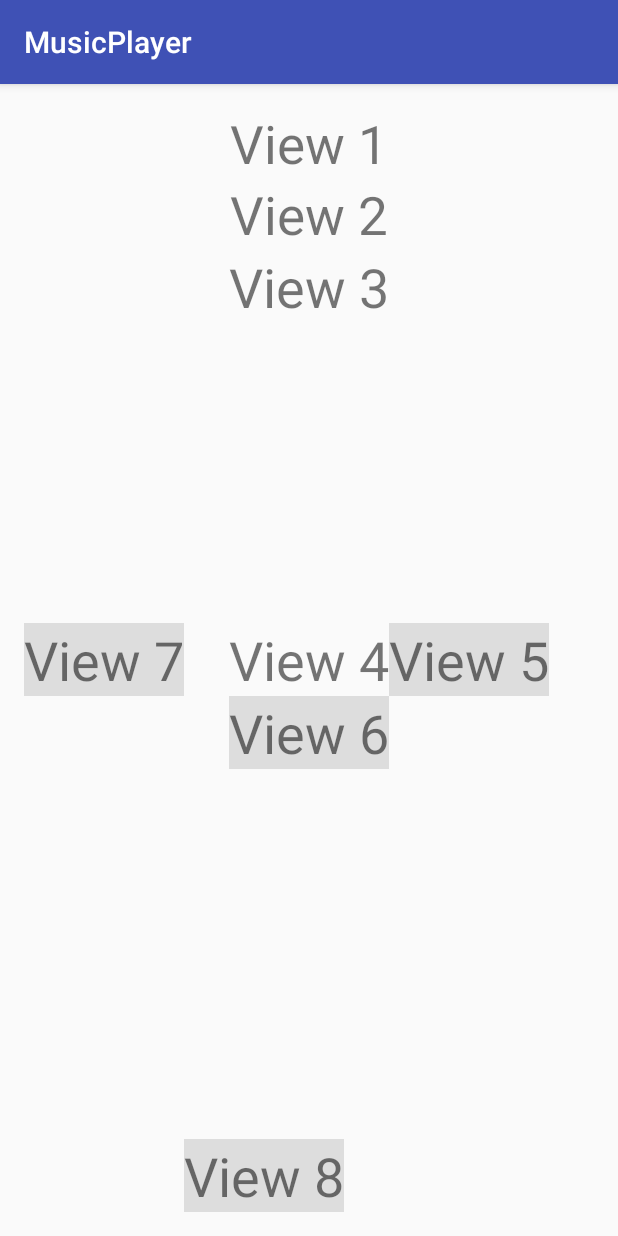
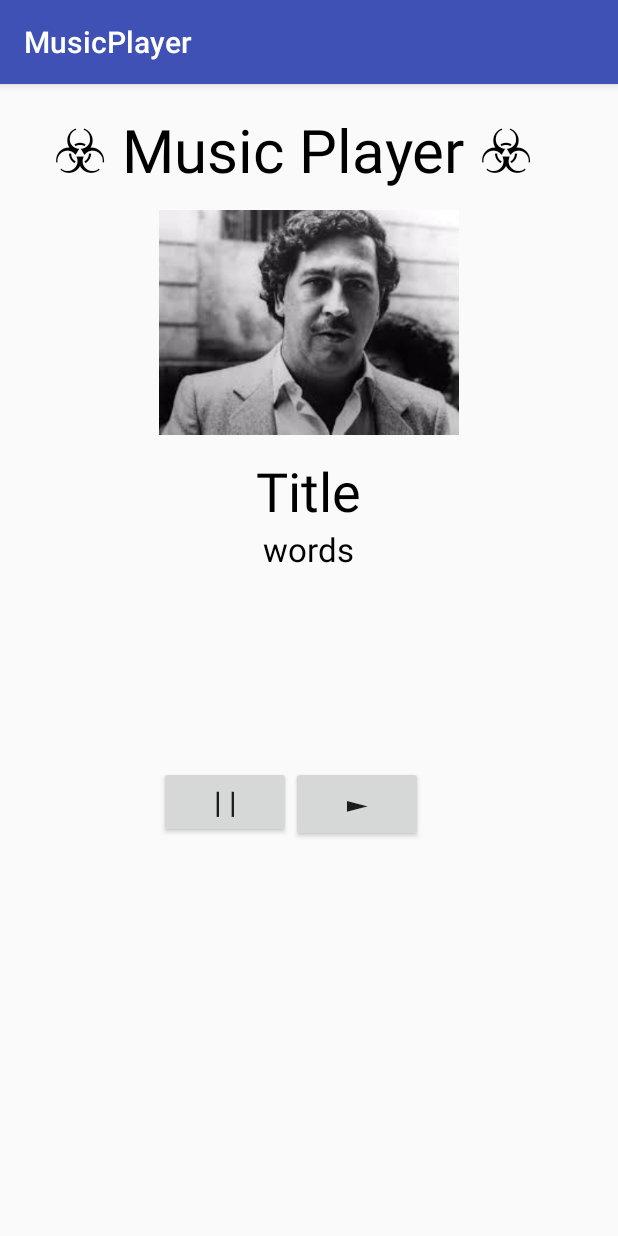
Before and after one commit to NathanHirata19/MusicPlayer, an Android app: the screen it shows after launch (MainActivity), on a phone screen of 412 x 824 dp. Run offline under Robolectric (Android 15) with nearby library versions, the phone set to English and light mode, and no system bars.

Commit message:
the begginging

```diff
--- a/app/src/main/res/layout/activity_main.xml
+++ b/app/src/main/res/layout/activity_main.xml
@@ -10,17 +10,19 @@ android:paddingTop="@dimen/activity_vertical_margin"
 tools:context="com.academy.app.musicplayer.MainActivity">
 <TextView
     android:id="@+id/view1"
+    android:textColor="#000000"
     android:layout_width="wrap_content"
     android:layout_height="wrap_content"
     android:layout_alignParentTop="true"
     android:layout_centerHorizontal="true"
-    android:text="View 1"
-    android:textSize="35sp" />
+    android:text="\u2623 Music Player \u2623  "
+    android:textSize="40sp" />
 
-<TextView
-    android:id="@+id/view2"
-    android:layout_width="wrap_content"
-    android:layout_height="wrap_content"
+<ImageView
+    android:id="@+id/image1"
+    android:src="@drawable/pablo"
+    android:layout_width="200dp"
+    android:layout_height="175dp"
     android:layout_below="@+id/view1"
     android:layout_centerHorizontal="true"
     android:text="View 2"
@@ -30,9 +32,10 @@ tools:context="com.academy.app.musicplayer.MainActivity">
     android:id="@+id/view3"
     android:layout_width="wrap_content"
     android:layout_height="wrap_content"
-    android:layout_below="@+id/view2"
+    android:layout_below="@+id/image1"
+    android:textColor="#000000"
     android:layout_centerHorizontal="true"
-    android:text="View 3"
+    android:text="Title"
     android:textSize="36sp" />
 
 
@@ -41,46 +44,30 @@ tools:context="com.academy.app.musicplayer.MainActivity">
     android:layout_width="wrap_content"
     android:layout_height="wrap_content"
     android:layout_centerInParent="true"
-    android:text="View 4"
-    android:textSize="36sp"/>
+    android:textColor="#000000"
+    android:text="words"
+    android:layout_below="@+id/view3"
+    android:textSize="22sp"/>
 
-<TextView
-    android:id="@+id/view5"
+<Button
+    android:textSize="20sp"
+    android:text="| |"
+    android:id="@+id/button1"
     android:layout_width="wrap_content"
     android:layout_height="wrap_content"
-    android:layout_toRightOf="@id/view4"
-    android:layout_alignTop="@id/view4"
-    android:background="#ddd"
-    android:text="View 5"
-    android:textSize="36sp"/>
+    android:layout_marginTop="130dp"
+    android:layout_marginLeft="90dp"
+    android:layout_below="@+id/view4"
+    />
 
-<TextView
-    android:id="@+id/view6"
-    android:layout_width="wrap_content"
-    android:layout_height="wrap_content"
-    android:layout_below="@id/view4"
-    android:layout_alignLeft="@id/view4"
-    android:background="#ddd"
-    android:text="View 6"
-    android:textSize="36sp"/>
-
-<TextView
-    android:id="@+id/view7"
-    android:layout_width="wrap_content"
-    android:layout_height="wrap_content"
-    android:layout_centerVertical="true"
-    android:layout_alignParentLeft="true"
-    android:background="#ddd"
-    android:text="View 7"
-    android:textSize="36sp"/>
-
-<TextView
-    android:id="@+id/view8"
-    android:layout_width="wrap_content"
-    android:layout_height="wrap_content"
-    android:layout_toRightOf="@id/view7"
-    android:layout_alignParentBottom="true"
-    android:background="#ddd"
-    android:text="View 8"
-    android:textSize="36sp"/>
+    <Button
+        android:textSize="22sp"
+        android:id="@+id/button2"
+        android:layout_width="wrap_content"
+        android:layout_height="wrap_content"
+        android:layout_centerHorizontal="true"
+        android:layout_toRightOf="@id/button1"
+        android:layout_alignTop="@id/button1"
+        android:text="\u25BA"
+        />
 </RelativeLayout>
```
Also changed, not shown: app/src/main/res/drawable/pablo.jpg (added), 2 other files.
